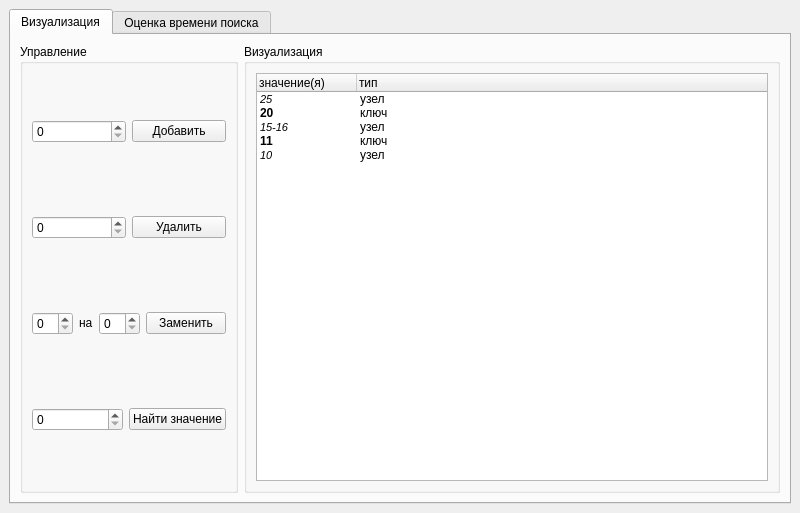
AquaUseful/struct_algs_coursework, file ui/ui/MainForm.ui: the form before one commit.
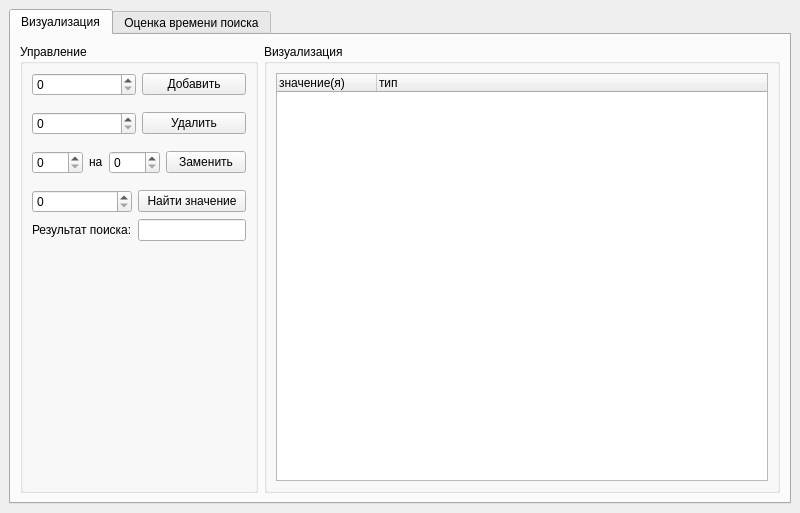
The form after the commit. The open tabs and pages were chosen to show the change. Custom widgets are drawn as their Qt base class.

The edit to the form file:
```diff
--- a/ui/ui/MainForm.ui
+++ b/ui/ui/MainForm.ui
@@ -57,12 +57,12 @@
               <enum>Qt::Vertical</enum>
              </property>
              <property name="sizeType">
-              <enum>QSizePolicy::Minimum</enum>
+              <enum>QSizePolicy::Maximum</enum>
              </property>
              <property name="sizeHint" stdset="0">
               <size>
                <width>20</width>
-               <height>20</height>
+               <height>10</height>
               </size>
              </property>
             </spacer>
@@ -87,12 +87,12 @@
               <enum>Qt::Vertical</enum>
              </property>
              <property name="sizeType">
-              <enum>QSizePolicy::Minimum</enum>
+              <enum>QSizePolicy::Maximum</enum>
              </property>
              <property name="sizeHint" stdset="0">
               <size>
-               <width>20</width>
-               <height>20</height>
+               <width>10</width>
+               <height>10</height>
               </size>
              </property>
             </spacer>
@@ -133,22 +133,42 @@
               <enum>Qt::Vertical</enum>
              </property>
              <property name="sizeType">
-              <enum>QSizePolicy::Minimum</enum>
+              <enum>QSizePolicy::Maximum</enum>
              </property>
              <property name="sizeHint" stdset="0">
               <size>
                <width>20</width>
-               <height>20</height>
+               <height>10</height>
               </size>
              </property>
             </spacer>
            </item>
            <item>
-            <layout class="QHBoxLayout" name="horizontalLayout_5">
-             <item>
-              <widget class="QSpinBox" name="findVal"/>
+            <layout class="QGridLayout" name="gridLayout">
+             <item row="0" column="0">
+              <widget class="QSpinBox" name="searchVal"/>
              </item>
-             <item>
+             <item row="1" column="1">
+              <widget class="QLineEdit" name="searchResult">
+               <property name="sizePolicy">
+                <sizepolicy hsizetype="Maximum" vsizetype="Fixed">
+                 <horstretch>0</horstretch>
+                 <verstretch>0</verstretch>
+                </sizepolicy>
+               </property>
+               <property name="readOnly">
+                <bool>true</bool>
+               </property>
+              </widget>
+             </item>
+             <item row="1" column="0">
+              <widget class="QLabel" name="label_4">
+               <property name="text">
+                <string>Результат поиска:</string>
+               </property>
+              </widget>
+             </item>
+             <item row="0" column="1">
               <widget class="QPushButton" name="searchButton">
                <property name="text">
                 <string>Найти значение</string>
@@ -157,6 +177,19 @@
              </item>
             </layout>
            </item>
+           <item>
+            <spacer name="verticalSpacer_2">
+             <property name="orientation">
+              <enum>Qt::Vertical</enum>
+             </property>
+             <property name="sizeHint" stdset="0">
+              <size>
+               <width>20</width>
+               <height>40</height>
+              </size>
+             </property>
+            </spacer>
+           </item>
           </layout>
          </widget>
         </item>
@@ -202,138 +235,6 @@
                <string>тип</string>
               </property>
              </column>
-             <item>
-              <property name="text">
-               <string>25</string>
-              </property>
-              <property name="font">
-               <font>
-                <pointsize>8</pointsize>
-                <italic>true</italic>
-               </font>
-              </property>
-              <property name="text">
-               <string>узел</string>
-              </property>
-              <item>
-               <property name="text">
-                <string>25</string>
-               </property>
-               <property name="font">
-                <font>
-                 <weight>75</weight>
-                 <bold>true</bold>
-                </font>
-               </property>
-               <property name="text">
-                <string>ключ</string>
-               </property>
-              </item>
-             </item>
-             <item>
-              <property name="text">
-               <string>20</string>
-              </property>
-              <property name="font">
-               <font>
-                <weight>75</weight>
-                <bold>true</bold>
-               </font>
-              </property>
-              <property name="text">
-               <string>ключ</string>
-              </property>
-             </item>
-             <item>
-              <property name="text">
-               <string>15-16</string>
-              </property>
-              <property name="font">
-               <font>
-                <pointsize>8</pointsize>
-                <italic>true</italic>
-               </font>
-              </property>
-              <property name="text">
-               <string>узел</string>
-              </property>
-              <item>
-               <property name="text">
-                <string>16</string>
-               </property>
-               <property name="font">
-                <font>
-                 <weight>75</weight>
-                 <bold>true</bold>
-                </font>
-               </property>
-               <property name="text">
-                <string>ключ</string>
-               </property>
-               <property name="font">
-                <font>
-                 <weight>75</weight>
-                 <bold>true</bold>
-                </font>
-               </property>
-              </item>
-              <item>
-               <property name="text">
-                <string>15</string>
-               </property>
-               <property name="font">
-                <font>
-                 <weight>75</weight>
-                 <bold>true</bold>
-                </font>
-               </property>
-               <property name="text">
-                <string>ключ</string>
-               </property>
-              </item>
-             </item>
-             <item>
-              <property name="text">
-               <string>11</string>
-              </property>
-              <property name="font">
-               <font>
-                <weight>75</weight>
-                <bold>true</bold>
-               </font>
-              </property>
-              <property name="text">
-               <string>ключ</string>
-              </property>
-             </item>
-             <item>
-              <property name="text">
-               <string>10</string>
-              </property>
-              <property name="font">
-               <font>
-                <pointsize>8</pointsize>
-                <italic>true</italic>
-               </font>
-              </property>
-              <property name="text">
-               <string>узел</string>
-              </property>
-              <item>
-               <property name="text">
-                <string>10</string>
-               </property>
-               <property name="font">
-                <font>
-                 <weight>75</weight>
-                 <bold>true</bold>
-                </font>
-               </property>
-               <property name="text">
-                <string>ключ</string>
-               </property>
-              </item>
-             </item>
             </widget>
            </item>
           </layout>
```
Left out of the diff: 27 changed lines with no effect on the pictures.
